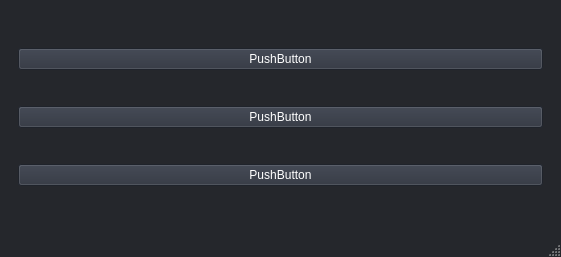
Qt form Form.ui (elsobhano/python_AP_fina) before a commit.
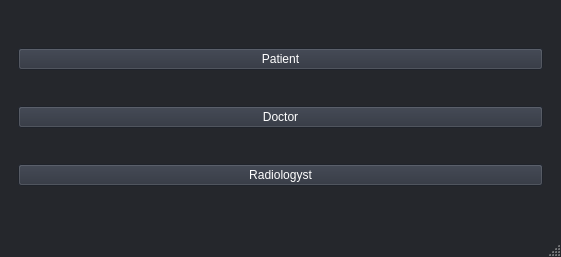
The same form after that commit.

What changed in the file:
```diff
--- a/Form.ui
+++ b/Form.ui
@@ -169,15 +169,6 @@
        </color>
       </brush>
      </colorrole>
-     <colorrole role="PlaceholderText">
-      <brush brushstyle="SolidPattern">
-       <color alpha="128">
-        <red>255</red>
-        <green>255</green>
-        <blue>255</blue>
-       </color>
-      </brush>
-     </colorrole>
     </active>
     <inactive>
      <colorrole role="WindowText">
@@ -324,15 +315,6 @@
        </color>
       </brush>
      </colorrole>
-     <colorrole role="PlaceholderText">
-      <brush brushstyle="SolidPattern">
-       <color alpha="128">
-        <red>255</red>
-        <green>255</green>
-        <blue>255</blue>
-       </color>
-      </brush>
-     </colorrole>
     </inactive>
     <disabled>
      <colorrole role="WindowText">
@@ -479,15 +461,6 @@
        </color>
       </brush>
      </colorrole>
-     <colorrole role="PlaceholderText">
-      <brush brushstyle="SolidPattern">
-       <color alpha="128">
-        <red>255</red>
-        <green>255</green>
-        <blue>255</blue>
-       </color>
-      </brush>
-     </colorrole>
     </disabled>
    </palette>
   </property>
@@ -636,15 +609,6 @@
            </color>
           </brush>
          </colorrole>
-         <colorrole role="PlaceholderText">
-          <brush brushstyle="SolidPattern">
-           <color alpha="128">
-            <red>255</red>
-            <green>255</green>
-            <blue>255</blue>
-           </color>
-          </brush>
-         </colorrole>
         </active>
         <inactive>
          <colorrole role="WindowText">
@@ -782,15 +746,6 @@
            </color>
           </brush>
          </colorrole>
-         <colorrole role="PlaceholderText">
-          <brush brushstyle="SolidPattern">
-           <color alpha="128">
-            <red>255</red>
-            <green>255</green>
-            <blue>255</blue>
-           </color>
-          </brush>
-         </colorrole>
         </inactive>
         <disabled>
          <colorrole role="WindowText">
@@ -928,15 +883,6 @@
            </color>
           </brush>
          </colorrole>
-         <colorrole role="PlaceholderText">
-          <brush brushstyle="SolidPattern">
-           <color alpha="128">
-            <red>255</red>
-            <green>255</green>
-            <blue>255</blue>
-           </color>
-          </brush>
-         </colorrole>
         </disabled>
        </palette>
       </property>
@@ -1292,21 +1238,21 @@
         <item>
          <widget class="QPushButton" name="pushButton">
           <property name="text">
-           <string>PushButton</string>
+           <string>Patient</string>
           </property>
          </widget>
         </item>
         <item>
          <widget class="QPushButton" name="pushButton_3">
           <property name="text">
-           <string>PushButton</string>
+           <string>Doctor</string>
           </property>
          </widget>
         </item>
         <item>
          <widget class="QPushButton" name="pushButton_2">
           <property name="text">
-           <string>PushButton</string>
+           <string>Radiologyst</string>
           </property>
          </widget>
         </item>
```
Left out of the diff: 8 changed lines with no effect on the pictures.
